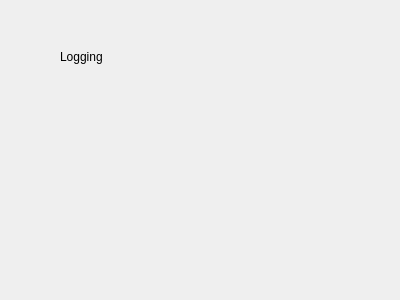
The window that ui/loggingmainwidget.ui (burner/pimp) describes before a commit, drawn with Qt 5.
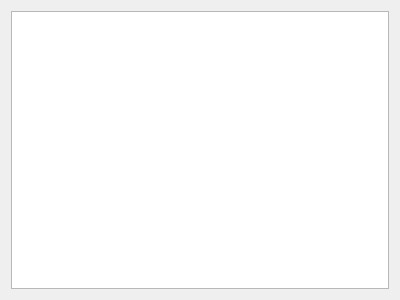
The same window after the commit.

```diff
--- a/ui/loggingmainwidget.ui
+++ b/ui/loggingmainwidget.ui
@@ -13,19 +13,18 @@
   <property name="windowTitle">
    <string>Form</string>
   </property>
-  <widget class="QLabel" name="label">
-   <property name="geometry">
-    <rect>
-     <x>60</x>
-     <y>50</y>
-     <width>57</width>
-     <height>14</height>
-    </rect>
-   </property>
-   <property name="text">
-    <string>Logging</string>
-   </property>
-  </widget>
+  <layout class="QHBoxLayout" name="horizontalLayout">
+   <item>
+    <widget class="QPlainTextEdit" name="loggingTextBox">
+     <property name="undoRedoEnabled">
+      <bool>false</bool>
+     </property>
+     <property name="readOnly">
+      <bool>true</bool>
+     </property>
+    </widget>
+   </item>
+  </layout>
  </widget>
  <resources/>
  <connections/>
```
